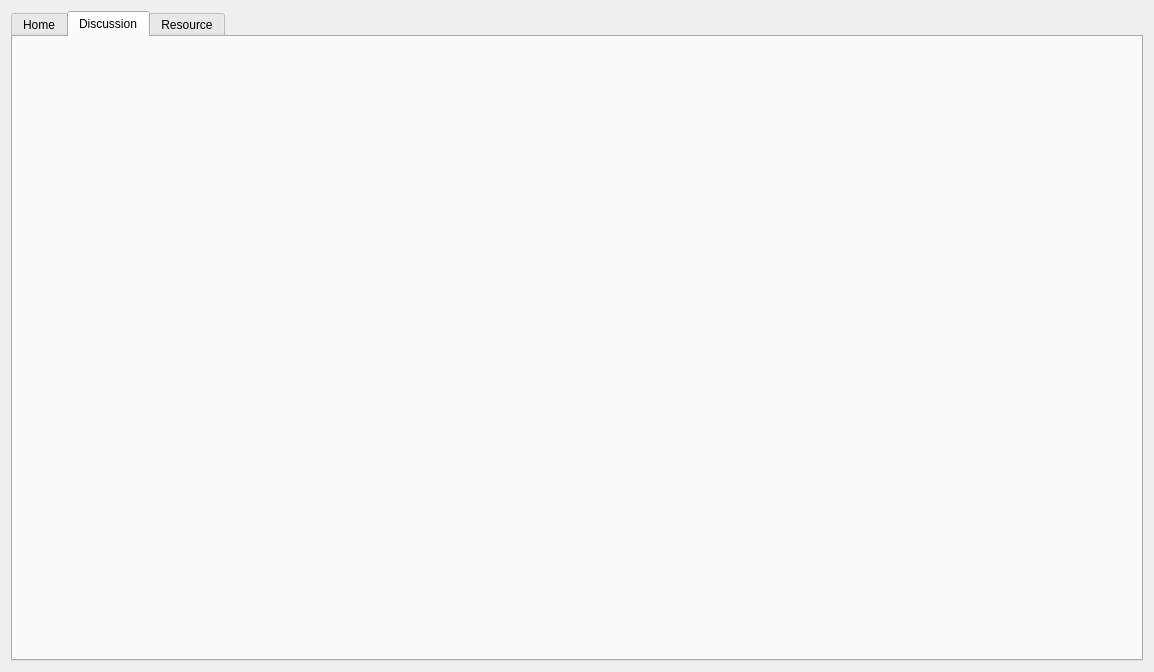
This is Jobs-of-SoftwareEngineer/Codeing/Scut/course.ui in CSLP/CPP as Qt 5 draws it before an edit. The edited form follows.
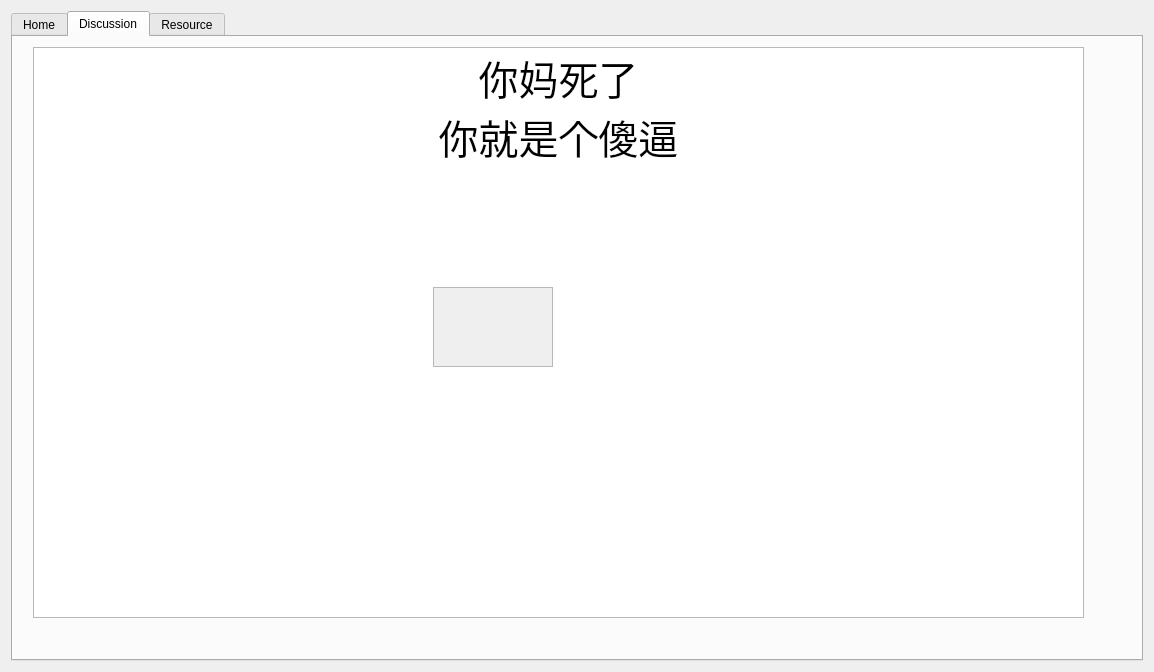
This is the edited form. The open tabs and pages were chosen to show the change.

Diff of the .ui file:
```diff
--- a/Jobs-of-SoftwareEngineer/Codeing/Scut/course.ui
+++ b/Jobs-of-SoftwareEngineer/Codeing/Scut/course.ui
@@ -136,7 +136,65 @@
       <attribute name="title">
        <string>Discussion</string>
       </attribute>
-      <layout class="QHBoxLayout" name="horizontalLayout_2"/>
+      <widget class="QListWidget" name="listWidget">
+       <property name="geometry">
+        <rect>
+         <x>20</x>
+         <y>10</y>
+         <width>1051</width>
+         <height>571</height>
+        </rect>
+       </property>
+       <item>
+        <property name="text">
+         <string>你妈死了</string>
+        </property>
+        <property name="font">
+         <font>
+          <pointsize>30</pointsize>
+         </font>
+        </property>
+        <property name="textAlignment">
+         <set>AlignCenter</set>
+        </property>
+       </item>
+       <item>
+        <property name="text">
+         <string>你就是个傻逼</string>
+        </property>
+        <property name="font">
+         <font>
+          <pointsize>30</pointsize>
+         </font>
+        </property>
+        <property name="textAlignment">
+         <set>AlignCenter</set>
+        </property>
+       </item>
+      </widget>
+      <widget class="QScrollArea" name="scrollArea">
+       <property name="geometry">
+        <rect>
+         <x>420</x>
+         <y>250</y>
+         <width>120</width>
+         <height>80</height>
+        </rect>
+       </property>
+       <property name="widgetResizable">
+        <bool>true</bool>
+       </property>
+       <widget class="QWidget" name="scrollAreaWidgetContents">
+        <property name="geometry">
+         <rect>
+          <x>0</x>
+          <y>0</y>
+          <width>118</width>
+          <height>78</height>
+         </rect>
+        </property>
+       </widget>
+      </widget>
      </widget>
      <widget class="QWidget" name="resourceTab">
       <attribute name="title">
```
Left out of the diff: 2 changed lines with no effect on the pictures.
